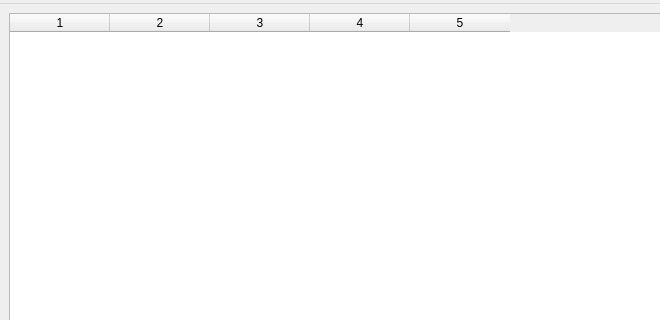
Qt form org.nickvision.tubeconverter.qt/src/views/mainwindow.ui (NickvisionApps/Parabolic) before a commit; both pictures show x 0 to 660 and y 0 to 320 of the 1069 by 697 pixel window.
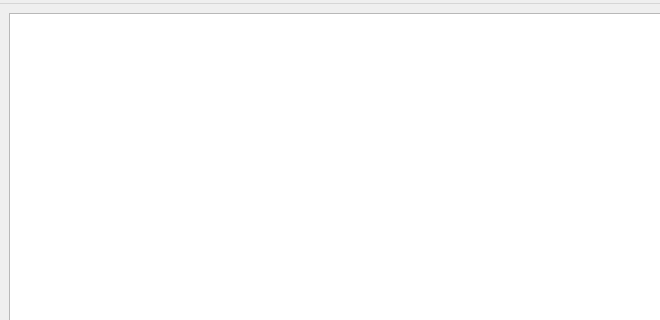
The same form after that commit. Icons and pictures are not drawn.

Commit message: QT - Add DownloadRow Control

```diff
--- a/org.nickvision.tubeconverter.qt/src/views/mainwindow.ui
+++ b/org.nickvision.tubeconverter.qt/src/views/mainwindow.ui
@@ -135,21 +135,10 @@
       <widget class="QWidget" name="pageDownloads">
        <layout class="QVBoxLayout" name="verticalLayout_5">
         <item>
-         <widget class="QTableWidget" name="tblDownloads">
-          <property name="selectionMode">
-           <enum>QAbstractItemView::SelectionMode::SingleSelection</enum>
+         <widget class="QListWidget" name="listDownloads">
+          <property name="spacing">
+           <number>6</number>
           </property>
-          <property name="selectionBehavior">
-           <enum>QAbstractItemView::SelectionBehavior::SelectRows</enum>
-          </property>
-          <property name="columnCount">
-           <number>5</number>
-          </property>
-          <column/>
-          <column/>
-          <column/>
-          <column/>
-          <column/>
          </widget>
         </item>
         <item>
```
Left out of the diff: 12 changed lines with no effect on the pictures. The commit also changes 43 other files.
